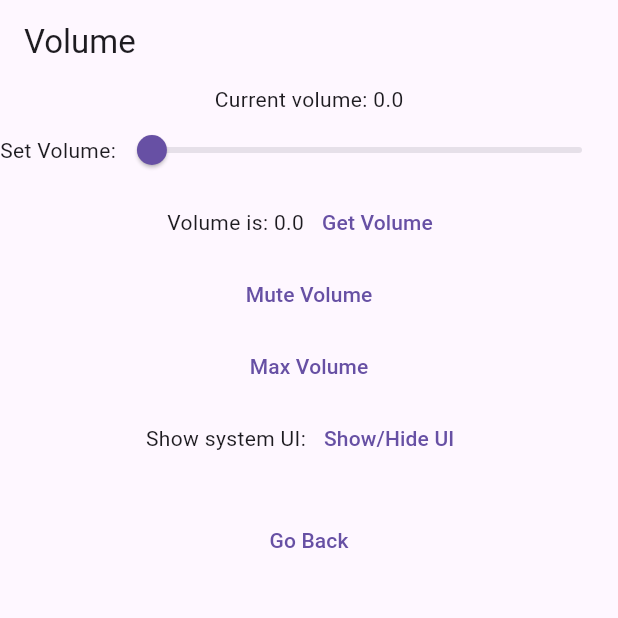
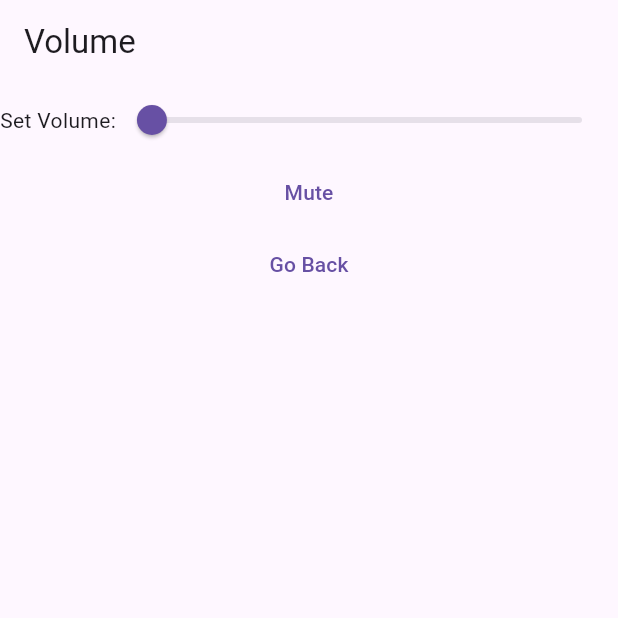
Before and after one commit to COSC481W-2024Winter/JARVIS, a Flutter app: the Setting screen opened directly, after a tap on "Volume", on a phone screen of 412 x 824 dp, the top half of it. Run offline on Flutter 3.47's test engine with Material 3 defaults, Android fonts, the phone set to English and light mode, and no system bars; our stand-ins replace cloud_firestore, firebase_auth, firebase_core, flutter_dotenv, flutter_tts, google_sign_in and 1 more; missing offline and left inert: firebase_ui_auth, firebase_ui_localizations, firebase_ui_oauth, firebase_ui_oauth_google, firebase_ui_shared, flutter_gpt_tokenizer and 2 more; accounts and stored records are empty.

Commit message:
fix: - removed volume slider from home - removed extra volume setting from volume page to tidy up

```diff
--- a/lib/volumecontrollerscreen.dart
+++ b/lib/volumecontrollerscreen.dart
@@ -37,7 +37,7 @@ class _MyAppState extends State<MyApp> {
         ),
         body: Column(
           children: [
-            Text('Current volume: $_volumeListenerValue'),
+
             Row(
               children: [
                 Text('Set Volume:'),
@@ -55,38 +55,12 @@ class _MyAppState extends State<MyApp> {
                 ),
               ],
             ),
-            Row(
-              mainAxisAlignment: MainAxisAlignment.center,
-              children: [
-                Text('Volume is: $_getVolume'),
-                TextButton(
-                  onPressed: () async {
-                    _getVolume = await VolumeController().getVolume();
-                    setState(() {});
-                  },
-                  child: Text('Get Volume'),
-                ),
-              ],
-            ),
+
             TextButton(
               onPressed: () => VolumeController().muteVolume(),
-              child: Text('Mute Volume'),
+              child: Text('Mute'),
             ),
-            TextButton(
-              onPressed: () => VolumeController().maxVolume(),
-              child: Text('Max Volume'),
-            ),
-            Row(
-              mainAxisAlignment: MainAxisAlignment.center,
-              children: [
-                Text('Show system UI:${VolumeController().showSystemUI}'),
-                TextButton(
-                  onPressed: () => setState(() => VolumeController().showSystemUI = !VolumeController().showSystemUI),
-                  child: Text('Show/Hide UI'),
-                )
-              ],
-            ),
-            SizedBox(height: 20), // Add some space between buttons and Go Back button
+
             TextButton(
               onPressed: () {
                 Navigator.pop(context); // Go back to previous page
```
Also changed, not shown: lib/home.dart (+0 -19 lines).
